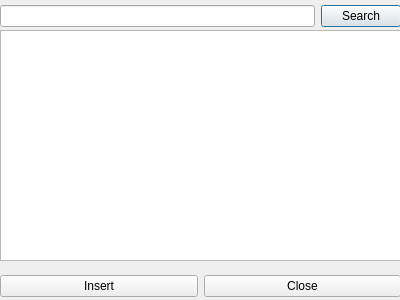
This is PlaylistQt/dlgsearchspotify.ui in celsolrc/SpotifyPlayListQt as Qt 5 draws it before an edit. The edited form follows.
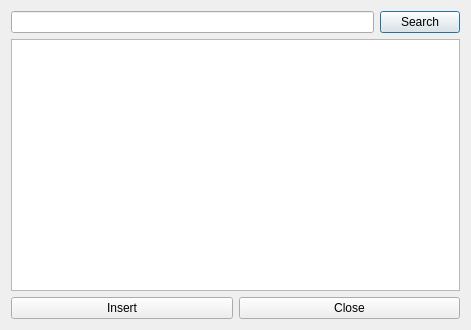
This is the edited form.

Commit message: Organizando o layout das telas

The edit to the form file:
```diff
--- a/PlaylistQt/dlgsearchspotify.ui
+++ b/PlaylistQt/dlgsearchspotify.ui
@@ -6,8 +6,8 @@
    <rect>
     <x>0</x>
     <y>0</y>
-    <width>400</width>
-    <height>300</height>
+    <width>471</width>
+    <height>330</height>
    </rect>
   </property>
   <property name="sizePolicy">
@@ -22,15 +22,8 @@
   <property name="modal">
    <bool>true</bool>
   </property>
-  <widget class="QWidget" name="horizontalLayoutWidget">
-   <property name="geometry">
-    <rect>
-     <x>0</x>
-     <y>0</y>
-     <width>401</width>
-     <height>33</height>
-    </rect>
-   </property>
+  <layout class="QVBoxLayout" name="verticalLayout_2">
+   <item>
    <layout class="QHBoxLayout" name="horizontalLayout">
     <item>
      <widget class="QLineEdit" name="leMusicSearch"/>
@@ -43,16 +36,15 @@
      </widget>
     </item>
    </layout>
-  </widget>
-  <widget class="QWidget" name="horizontalLayoutWidget_2">
-   <property name="geometry">
-    <rect>
-     <x>0</x>
-     <y>270</y>
-     <width>401</width>
-     <height>32</height>
-    </rect>
-   </property>
+   </item>
+   <item>
+    <widget class="QListWidget" name="lwMusics">
+     <property name="selectionMode">
+      <enum>QAbstractItemView::MultiSelection</enum>
+     </property>
+    </widget>
+   </item>
+   <item>
    <layout class="QHBoxLayout" name="horizontalLayout_2">
     <item>
      <widget class="QPushButton" name="pbInsert">
@@ -69,20 +61,8 @@
      </widget>
     </item>
    </layout>
-  </widget>
-  <widget class="QListWidget" name="lwMusics">
-   <property name="geometry">
-    <rect>
-     <x>0</x>
-     <y>30</y>
-     <width>401</width>
-     <height>231</height>
-    </rect>
-   </property>
-   <property name="selectionMode">
-    <enum>QAbstractItemView::MultiSelection</enum>
-   </property>
-  </widget>
+   </item>
+  </layout>
  </widget>
  <resources/>
  <connections/>
```
Lines whose indentation alone changed are shown as unchanged. The commit also changes 2 other files.
